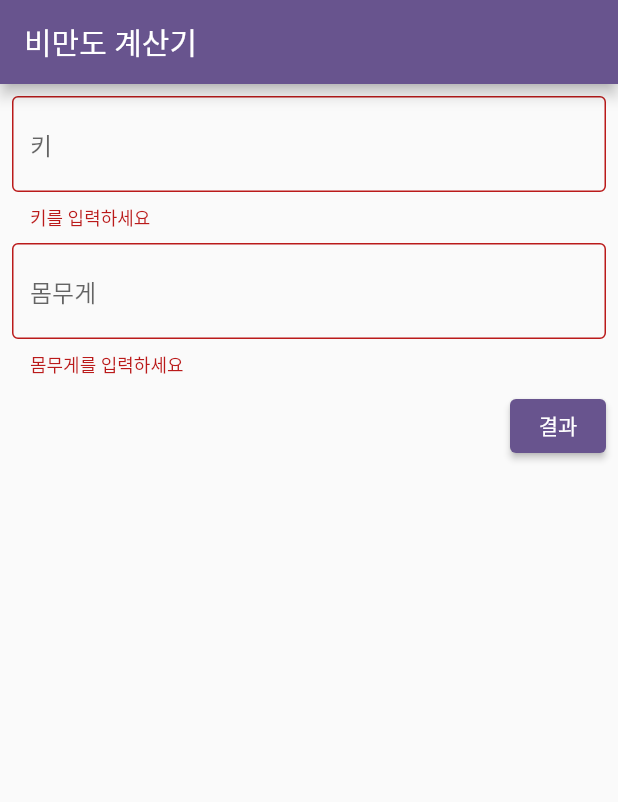
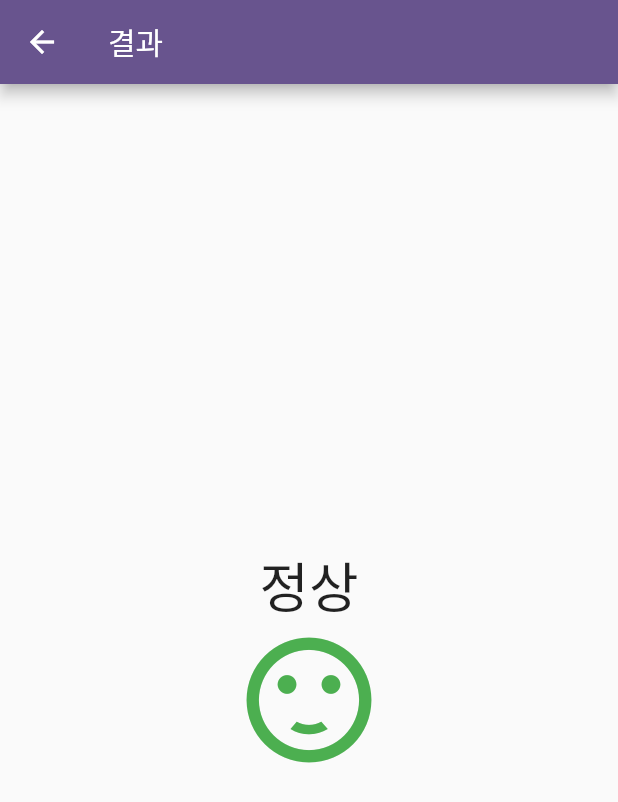
Before and after one commit to kitaee/flutter_bmi_calculator, a Flutter app: the screen it shows after launch, after a tap on "결과", on a phone screen of 412 x 824 dp. Shown: the top 802 px of the screen. Run offline on Flutter 3.47's test engine with Material 3 defaults, Android fonts, the phone set to English and light mode, and no system bars.

Commit message:
결과화면 작성

```diff
--- a/lib/main/main_screen.dart
+++ b/lib/main/main_screen.dart
@@ -1,3 +1,4 @@
+import 'package:bmi_calculator/result/result_screen.dart';
 import 'package:flutter/material.dart';
 
 class MainScreen extends StatefulWidget {
@@ -30,7 +31,7 @@ class _MainScreenState extends State<MainScreen> {
                 ),
                 keyboardType: TextInputType.number,
                 validator: (value) {
-                  if(value == null || value.isEmpty) {
+                  if (value == null || value.isEmpty) {
                     return '키를 입력하세요';
                   }
                   return null;
@@ -44,7 +45,7 @@ class _MainScreenState extends State<MainScreen> {
                 ),
                 keyboardType: TextInputType.number,
                 validator: (value) {
-                  if(value == null || value.isEmpty) {
+                  if (value == null || value.isEmpty) {
                     return '몸무게를 입력하세요';
                   }
                   return null;
@@ -53,9 +54,18 @@ class _MainScreenState extends State<MainScreen> {
               const SizedBox(height: 8),
               ElevatedButton(
                 onPressed: () {
-                  if(_formKey.currentState?.validate() ?? false) {
+                  if (_formKey.currentState?.validate() ?? false) {
+                    return;
+                  }
 
-                  }
+                  Navigator.push(
+                    context,
+                    MaterialPageRoute(
+                        builder: (context) => const ResultScreen(
+                          height: 183,
+                          weight: 80.6,
+                        )),
+                  );
                 },
                 child: const Text('결과'),
               ),
--- /dev/null
+++ b/lib/result/result_screen.dart
@@ -0,0 +1,35 @@
+import 'package:flutter/material.dart';
+
+class ResultScreen extends StatelessWidget {
+  final double height;
+  final double weight;
+
+  const ResultScreen({
+    Key? key,
+    required this.height,
+    required this.weight,
+  }) : super(key: key);
+
+  @override
+  Widget build(BuildContext context) {
+    return Scaffold(
+      appBar: AppBar(title: const Text('결과')),
+      body: const Center(
+        child: Column(
+          mainAxisAlignment: MainAxisAlignment.center,
+          children: [
+            Text('정상',
+                style: TextStyle(
+                  fontSize: 36,
+                )),
+            Icon(
+              Icons.sentiment_satisfied,
+              color: Colors.green,
+              size: 100,
+            ),
+          ],
+        ),
+      ),
+    );
+  }
+}
```
